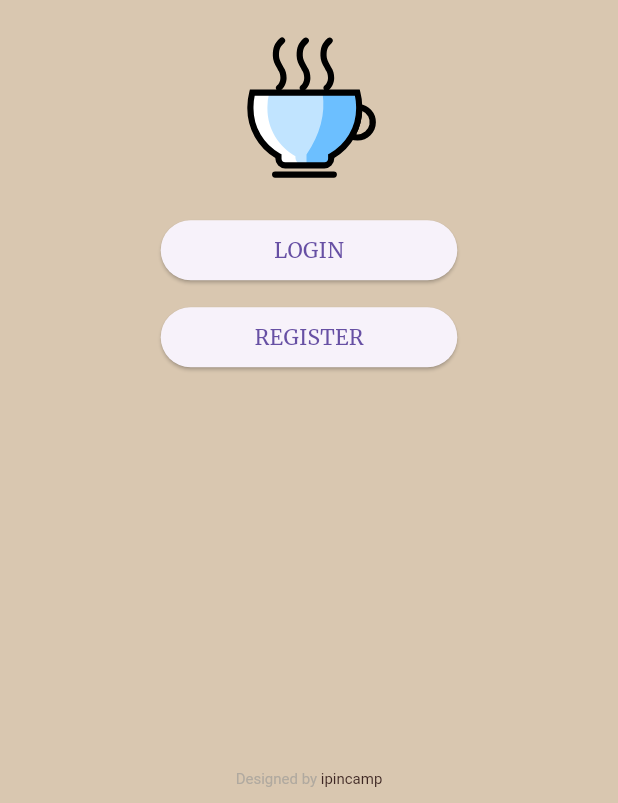
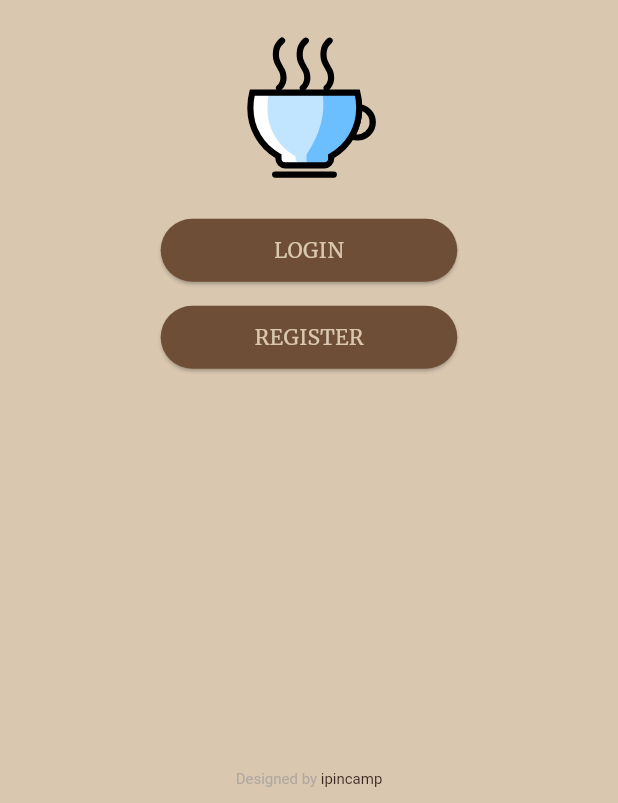
Before and after one commit to ipincamp/coffee_shop, a Flutter app: the screen it shows after launch, on a phone screen of 412 x 824 dp, the part 433-1236 px from its top. Run offline on Flutter 3.47's test engine with Material 3 defaults, Android fonts, the phone set to English and light mode, and no system bars; our stand-ins replace device_preview, flutter_svg.

Commit message:
Refactor theme and input decoration in main.dart

```diff
--- a/lib/main.dart
+++ b/lib/main.dart
@@ -25,6 +25,28 @@ class MyApp extends StatelessWidget {
         primaryColor: CoffeeShopColors.coffeeBrown,
         scaffoldBackgroundColor: CoffeeShopColors.cream,
         fontFamily: 'Merriweather',
+        elevatedButtonTheme: ElevatedButtonThemeData(
+          style: ElevatedButton.styleFrom(
+            foregroundColor: CoffeeShopColors.cream,
+            backgroundColor: CoffeeShopColors.coffeeBrown,
+            shape: const StadiumBorder(),
+            maximumSize: const Size(double.infinity, 42),
+            minimumSize: const Size(double.infinity, 42),
+          ),
+        ),
+        inputDecorationTheme: const InputDecorationTheme(
+            filled: true,
+            fillColor: CoffeeShopColors.cream,
+            iconColor: CoffeeShopColors.coffeeBrown,
+            prefixIconColor: CoffeeShopColors.coffeeBrown,
+            contentPadding: EdgeInsets.symmetric(
+              horizontal: 16,
+              vertical: 16,
+            ),
+            border: OutlineInputBorder(
+              borderRadius: BorderRadius.all(Radius.circular(30)),
+              borderSide: BorderSide.none,
+            )),
       ),
       home: const WelcomeScreen(),
     );
```
